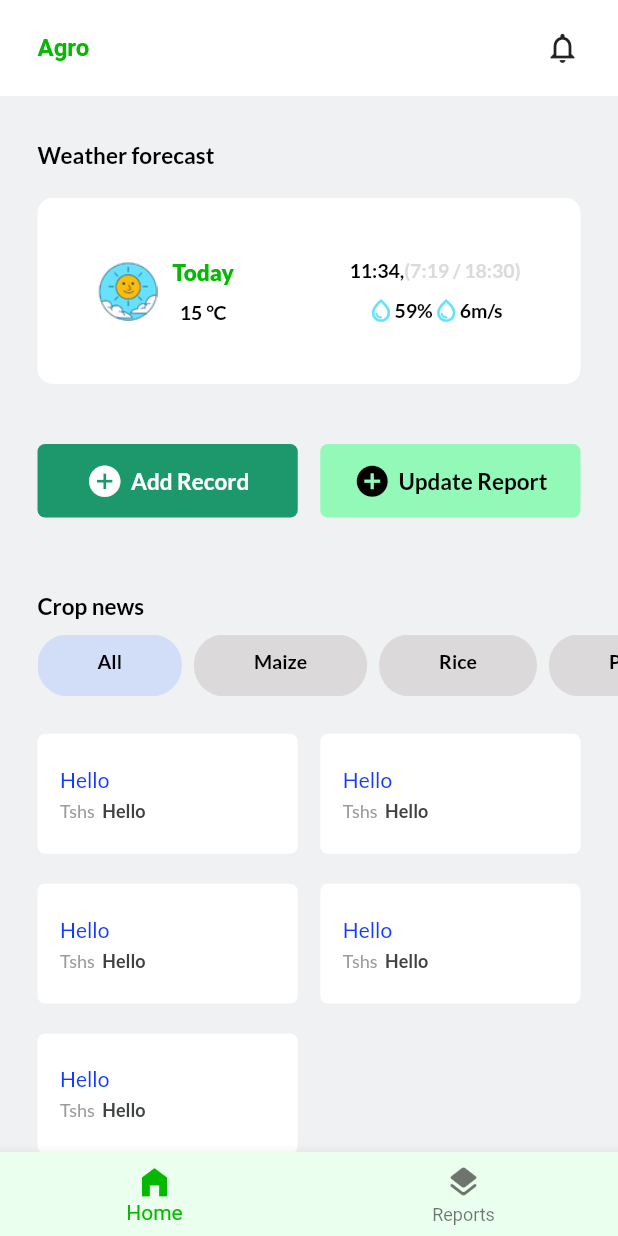
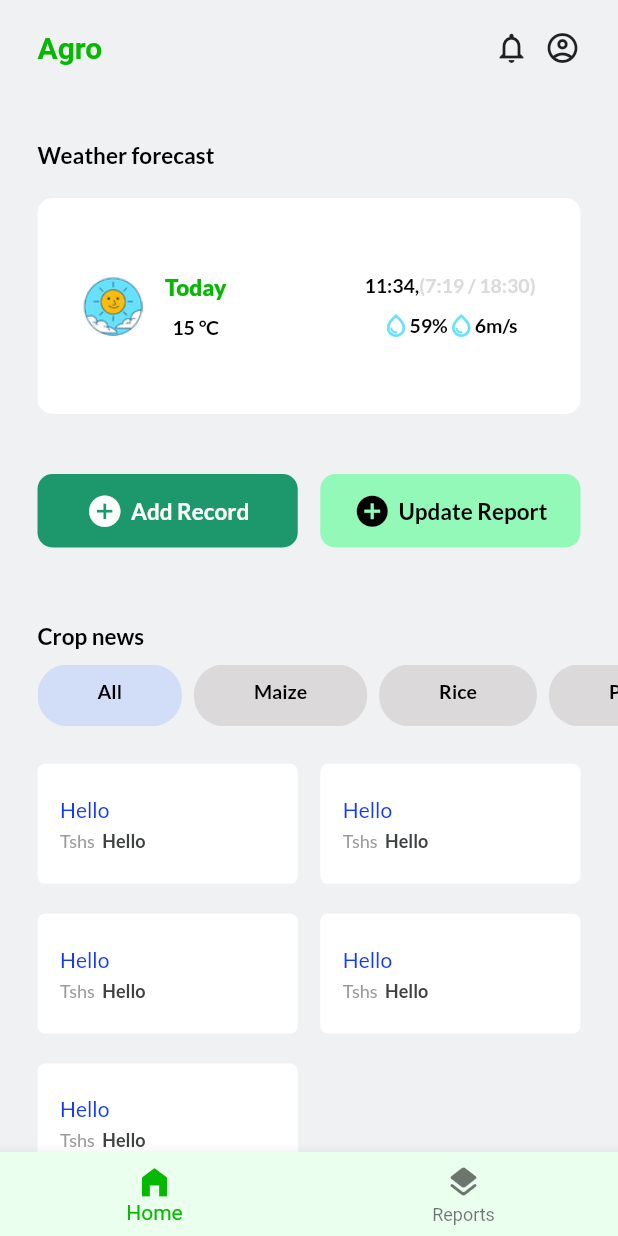
Before and after one commit to ProsperChihimba/agroapp, a Flutter app: the screen it shows after launch, on a phone screen of 412 x 824 dp. Run offline on Flutter 3.47's test engine with Material 2 defaults, Android fonts, the phone set to English and light mode, and no system bars; our stand-ins replace gap, google_fonts; Roboto replaces fonts that are missing (Calistoga).

Commit message:
Update: home page design

```diff
--- a/lib/Pages/MainPage/ReportButtons.dart
+++ b/lib/Pages/MainPage/ReportButtons.dart
@@ -14,7 +14,7 @@ class ReportButtons extends StatelessWidget {
             padding: const EdgeInsets.all(12),
             decoration: BoxDecoration(
                 color: const Color(0xff1D976C),
-                borderRadius: BorderRadius.circular(5)),
+                borderRadius: BorderRadius.circular(10)),
             child: Row(
               mainAxisAlignment: MainAxisAlignment.center,
               children: [
@@ -49,7 +49,7 @@ class ReportButtons extends StatelessWidget {
             padding: const EdgeInsets.all(12),
             decoration: BoxDecoration(
                 color: const Color(0xff93F9B9),
-                borderRadius: BorderRadius.circular(5)),
+                borderRadius: BorderRadius.circular(10)),
             child: Row(
               mainAxisAlignment: MainAxisAlignment.center,
               children: [
--- a/lib/Pages/MainPage/WeatherWidget.dart
+++ b/lib/Pages/MainPage/WeatherWidget.dart
@@ -9,7 +9,7 @@ class WeatherWidget extends StatelessWidget {
     return Padding(
       padding: const EdgeInsets.symmetric(horizontal: 25.0),
       child: Container(
-          padding: const EdgeInsets.all(40),
+          padding: const EdgeInsets.symmetric(vertical: 50, horizontal: 30),
           margin: const EdgeInsets.only(top: 20),
           decoration: BoxDecoration(
               color: const Color(0xffFFFFFF),
@@ -25,7 +25,7 @@ class WeatherWidget extends StatelessWidget {
                     height: 40,
                   ),
                   const SizedBox(
-                    width: 10,
+                    width: 15,
                   ),
                   Column(
                     children: [
--- a/lib/Pages/MainPage/index.dart
+++ b/lib/Pages/MainPage/index.dart
@@ -20,7 +20,7 @@ class MainPage extends StatelessWidget {
               child: Column(
             children: [
               Container(
-                decoration: const BoxDecoration(color: Colors.white),
+                // decoration: const BoxDecoration(color: Colors.white),
                 padding: const EdgeInsets.symmetric(
                     vertical: 20.0, horizontal: 25.0),
                 child: Row(
@@ -29,11 +29,17 @@ class MainPage extends StatelessWidget {
                     Text(
                       "Agro",
                       style: GoogleFonts.calistoga(
-                          fontSize: 16,
+                          fontSize: 20,
                           fontWeight: FontWeight.w600,
                           color: const Color(0xff07B803)),
                     ),
-                    const Icon(Icons.notifications_outlined)
+                    Row(
+                      children: const [
+                        Icon(Icons.notifications_none_outlined),
+                        Gap(10),
+                        Icon(Icons.account_circle_outlined),
+                      ],
+                    )
                   ],
                 ),
               ),
--- a/lib/main.dart
+++ b/lib/main.dart
@@ -41,9 +41,9 @@ class _MyHomePageState extends State<MyHomePage> {
         onTap: (index) => setState(() {
           currentIndex = index;
         }),
-        backgroundColor: Color(0xffEBFFEF),
+        backgroundColor: const Color(0xffEBFFEF),
         iconSize: 25,
-        fixedColor: Color(0xff07B803),
+        fixedColor: const Color(0xff07B803),
         items: const [
           BottomNavigationBarItem(
             icon: Icon(Icons.home_filled),
```
Also changed, not shown: lib/Pages/RecordsPage/index.dart (+71 -3 lines).
